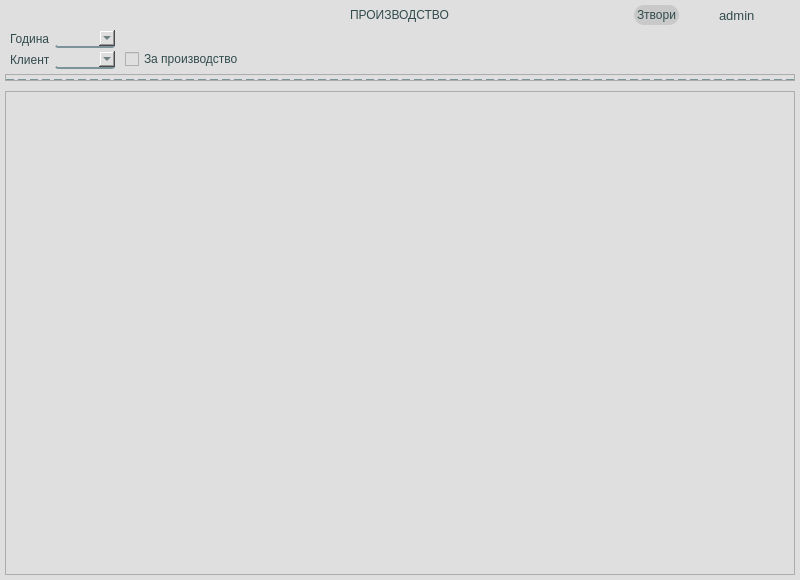
DevilPhp/WorkSalary.v01, file app/ui/widgets/customProductionWidget.ui: the form before one commit.
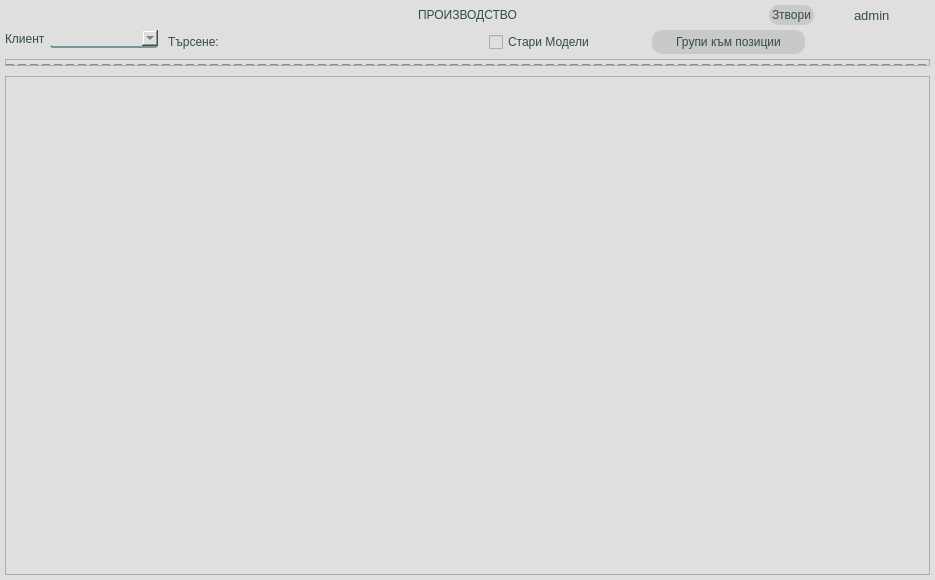
The form after the commit. Icons and pictures are not drawn.

Patch:
```diff
--- a/app/ui/widgets/customProductionWidget.ui
+++ b/app/ui/widgets/customProductionWidget.ui
@@ -6,7 +6,7 @@
    <rect>
     <x>0</x>
     <y>0</y>
-    <width>800</width>
+    <width>935</width>
     <height>580</height>
    </rect>
   </property>
@@ -359,7 +359,7 @@
         </property>
         <property name="minimumSize">
          <size>
-          <width>0</width>
+          <width>800</width>
           <height>0</height>
          </size>
         </property>
@@ -368,7 +368,7 @@
           <number>10</number>
          </property>
          <property name="leftMargin">
-          <number>5</number>
+          <number>0</number>
          </property>
          <property name="topMargin">
           <number>0</number>
@@ -406,13 +406,6 @@
                <number>3</number>
               </property>
               <item row="0" column="0">
-               <widget class="QLabel" name="label">
-                <property name="text">
-                 <string>Година</string>
-                </property>
-               </widget>
-              </item>
-              <item row="1" column="0">
                <widget class="QLabel" name="label_2">
                 <property name="text">
                  <string>Клиент</string>
@@ -420,9 +413,6 @@
                </widget>
               </item>
               <item row="0" column="1">
-               <widget class="QComboBox" name="yearComboBox"/>
-              </item>
-              <item row="1" column="1">
                <widget class="QComboBox" name="clientsComboBox">
                 <property name="editable">
                  <bool>true</bool>
@@ -434,7 +424,7 @@
            </layout>
           </widget>
          </item>
-         <item alignment="Qt::AlignBottom">
+         <item>
           <widget class="QWidget" name="widget_6" native="true">
            <layout class="QVBoxLayout" name="verticalLayout_3">
             <property name="spacing">
@@ -453,9 +443,122 @@
              <number>0</number>
             </property>
             <item>
-             <widget class="QCheckBox" name="forProdCheckBox">
+             <widget class="QWidget" name="widget_7" native="true">
+              <property name="minimumSize">
+               <size>
+                <width>0</width>
+                <height>0</height>
+               </size>
+              </property>
+              <layout class="QHBoxLayout" name="horizontalLayout_7">
+               <property name="spacing">
+                <number>10</number>
+               </property>
+               <property name="leftMargin">
+                <number>0</number>
+               </property>
+               <property name="topMargin">
+                <number>0</number>
+               </property>
+               <property name="rightMargin">
+                <number>0</number>
+               </property>
+               <property name="bottomMargin">
+                <number>0</number>
+               </property>
+               <item>
+                <widget class="QLabel" name="label_3">
+                 <property name="text">
+                  <string>Търсене:</string>
+                 </property>
+                </widget>
+               </item>
+               <item>
+                <widget class="QWidget" name="searchWidget" native="true">
+                 <property name="minimumSize">
+                  <size>
+                   <width>250</width>
+                   <height>0</height>
+                  </size>
+                 </property>
+                 <layout class="QHBoxLayout" name="horizontalLayout_8">
+                  <property name="spacing">
+                   <number>0</number>
+                  </property>
+                  <property name="leftMargin">
+                   <number>0</number>
+                  </property>
+                  <property name="topMargin">
+                   <number>0</number>
+                  </property>
+                  <property name="rightMargin">
+                   <number>0</number>
+                  </property>
+                  <property name="bottomMargin">
+                   <number>0</number>
+                  </property>
+                 </layout>
+                </widget>
+               </item>
+              </layout>
+             </widget>
+            </item>
+           </layout>
+          </widget>
+         </item>
+         <item>
+          <widget class="QWidget" name="widget_8" native="true">
+           <layout class="QHBoxLayout" name="horizontalLayout_9">
+            <property name="spacing">
+             <number>0</number>
+            </property>
+            <property name="leftMargin">
+             <number>0</number>
+            </property>
+            <property name="topMargin">
+             <number>0</number>
+            </property>
+            <property name="rightMargin">
+             <number>0</number>
+            </property>
+            <property name="bottomMargin">
+             <number>0</number>
+            </property>
+            <item>
+             <widget class="QCheckBox" name="oldModelsCheckBox">
               <property name="text">
-               <string>За производство</string>
+               <string>Стари Модели</string>
+              </property>
+              <property name="checked">
+               <bool>false</bool>
+              </property>
+             </widget>
+            </item>
+           </layout>
+          </widget>
+         </item>
+         <item>
+          <widget class="QWidget" name="widget_9" native="true">
+           <layout class="QHBoxLayout" name="horizontalLayout_10">
+            <property name="spacing">
+             <number>0</number>
+            </property>
+            <property name="leftMargin">
+             <number>0</number>
+            </property>
+            <property name="topMargin">
+             <number>0</number>
+            </property>
+            <property name="rightMargin">
+             <number>0</number>
+            </property>
+            <property name="bottomMargin">
+             <number>0</number>
+            </property>
+            <item>
+             <widget class="QPushButton" name="posGroupsBtn">
+              <property name="text">
+               <string>Групи към позиции</string>
               </property>
              </widget>
             </item>
@@ -532,8 +635,8 @@
        <rect>
         <x>0</x>
         <y>0</y>
-        <width>788</width>
-        <height>470</height>
+        <width>923</width>
+        <height>489</height>
        </rect>
       </property>
       <layout class="QVBoxLayout" name="verticalLayout_12">
```
